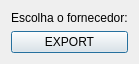
Above: importabd.ui from lellisls/ERP-STACCATO before the change. Below: the same form after it.
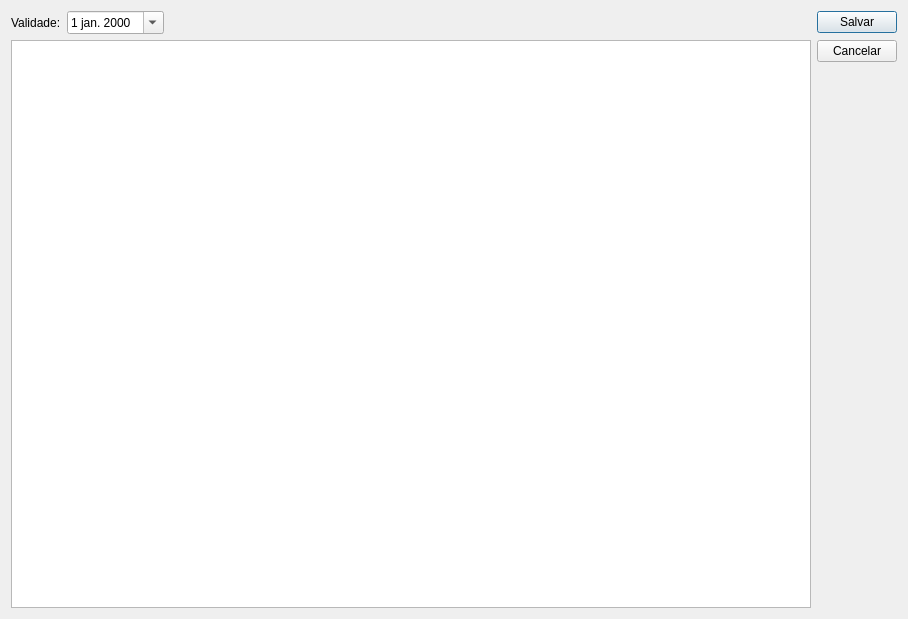
That is the form after the change.

```diff
--- a/importabd.ui
+++ b/importabd.ui
@@ -6,8 +6,8 @@
    <rect>
     <x>0</x>
     <y>0</y>
-    <width>123</width>
-    <height>60</height>
+    <width>899</width>
+    <height>619</height>
    </rect>
   </property>
   <property name="windowTitle">
@@ -20,14 +20,64 @@
    <item row="0" column="0">
     <widget class="QLabel" name="label">
      <property name="text">
-      <string>Escolha o fornecedor:</string>
+      <string>Validade:</string>
      </property>
     </widget>
    </item>
-   <item row="1" column="0">
-    <widget class="QPushButton" name="pushButtonExport">
+   <item row="0" column="1">
+    <widget class="QDateEdit" name="dateEdit">
+     <property name="calendarPopup">
+      <bool>true</bool>
+     </property>
+    </widget>
+   </item>
+   <item row="0" column="2">
+    <spacer name="horizontalSpacer">
+     <property name="orientation">
+      <enum>Qt::Horizontal</enum>
+     </property>
+     <property name="sizeHint" stdset="0">
+      <size>
+       <width>40</width>
+       <height>20</height>
+      </size>
+     </property>
+    </spacer>
+   </item>
+   <item row="3" column="3">
+    <spacer name="verticalSpacer">
+     <property name="orientation">
+      <enum>Qt::Vertical</enum>
+     </property>
+     <property name="sizeHint" stdset="0">
+      <size>
+       <width>20</width>
+       <height>40</height>
+      </size>
+     </property>
+    </spacer>
+   </item>
+   <item row="1" column="0" rowspan="3" colspan="3">
+    <widget class="QTableView" name="tableView">
+     <property name="minimumSize">
+      <size>
+       <width>800</width>
+       <height>500</height>
+      </size>
+     </property>
+    </widget>
+   </item>
+   <item row="0" column="3">
+    <widget class="QPushButton" name="pushButtonSalvar">
      <property name="text">
-      <string>EXPORT</string>
+      <string>Salvar</string>
+     </property>
+    </widget>
+   </item>
+   <item row="1" column="3">
+    <widget class="QPushButton" name="pushButtonCancelar">
+     <property name="text">
+      <string>Cancelar</string>
      </property>
     </widget>
    </item>
```
